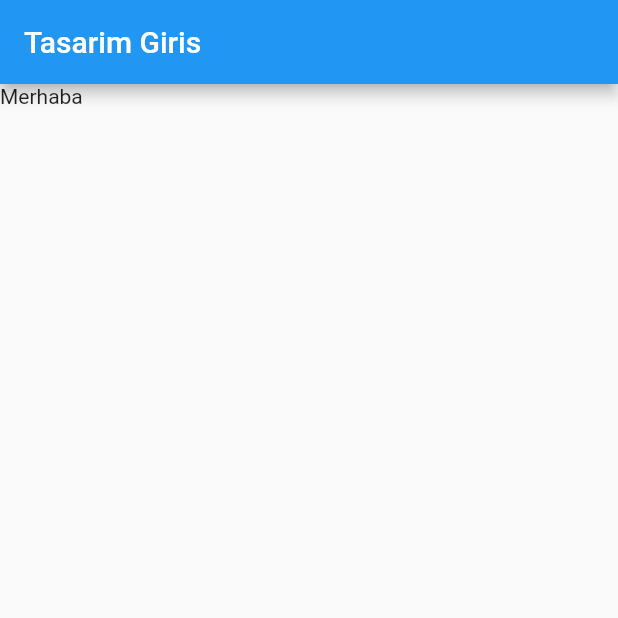
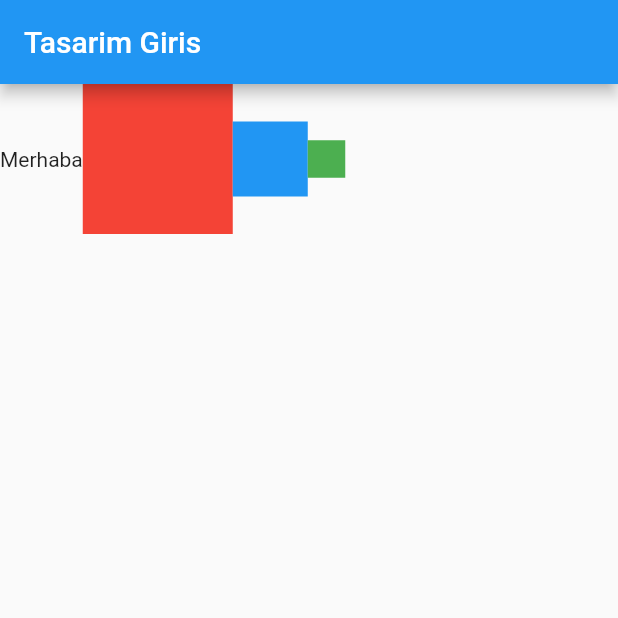
Before and after one commit to tahaturan/flutter_first_project_beginner_level, a Flutter app: the screen it shows after launch, on a phone screen of 412 x 824 dp, the top half of it. Run offline on Flutter 3.47's test engine with Material 2 defaults, Android fonts, the phone set to English and light mode, and no system bars.

Commit message:
Row kullanimi

```diff
--- a/lib/main.dart
+++ b/lib/main.dart
@@ -31,7 +31,14 @@
       appBar: AppBar(
         title: Text(widget.title),
       ),
-      body: Text('Merhaba'),
+      body: Row(
+        children: [
+          Text('Merhaba'),
+          Container(width: 100,height: 100,color: Colors.red,),
+          Container(width: 50,height: 50,color: Colors.blue,),
+          Container(width: 25,height: 25, color: Colors.green,),
+        ],
+      ),
     );
   }
 }
```
